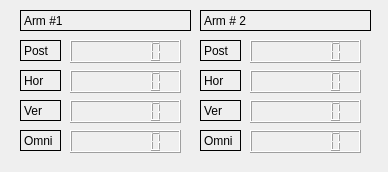
This is MultiDue2/dialog.ui in lanpham09/Sensors as Qt 5 draws it before an edit. The edited form follows.
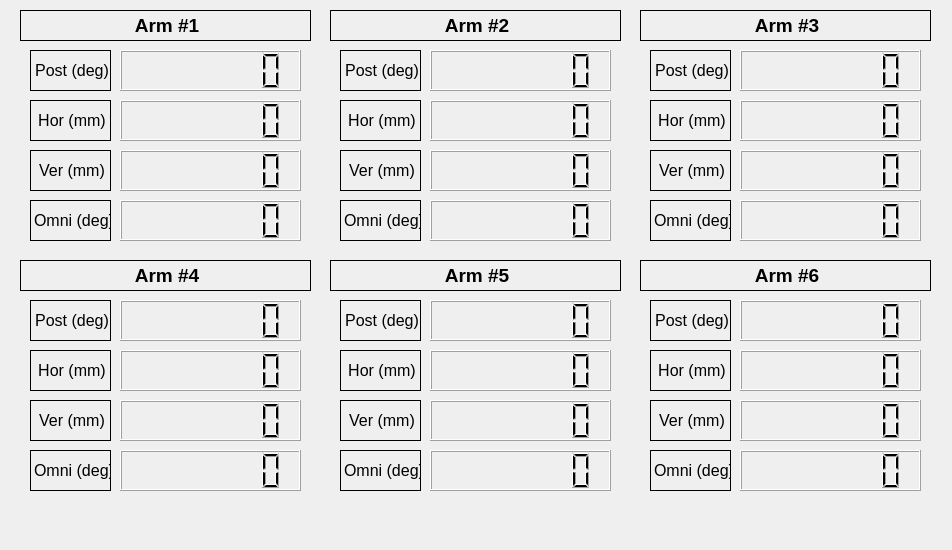
This is the edited form.

What changed in the file:
```diff
--- a/MultiDue2/dialog.ui
+++ b/MultiDue2/dialog.ui
@@ -6,68 +6,20 @@
    <rect>
     <x>0</x>
     <y>0</y>
-    <width>388</width>
-    <height>172</height>
+    <width>952</width>
+    <height>550</height>
    </rect>
   </property>
   <property name="windowTitle">
    <string>Dialog</string>
   </property>
-  <widget class="QLCDNumber" name="Ver_lcdNumber_2">
-   <property name="geometry">
-    <rect>
-     <x>250</x>
-     <y>100</y>
-     <width>111</width>
-     <height>23</height>
-    </rect>
-   </property>
-   <property name="frameShape">
-    <enum>QFrame::Box</enum>
-   </property>
-   <property name="digitCount">
-    <number>7</number>
-   </property>
-  </widget>
-  <widget class="QLCDNumber" name="Omni_lcdNumber_2">
-   <property name="geometry">
-    <rect>
-     <x>250</x>
-     <y>130</y>
-     <width>111</width>
-     <height>23</height>
-    </rect>
-   </property>
-   <property name="frameShape">
-    <enum>QFrame::Box</enum>
-   </property>
-   <property name="digitCount">
-    <number>7</number>
-   </property>
-  </widget>
-  <widget class="QLabel" name="Post_Label_2">
-   <property name="geometry">
-    <rect>
-     <x>200</x>
-     <y>40</y>
-     <width>41</width>
-     <height>21</height>
-    </rect>
-   </property>
-   <property name="frameShape">
-    <enum>QFrame::Box</enum>
-   </property>
-   <property name="text">
-    <string>Post</string>
-   </property>
-  </widget>
   <widget class="QLCDNumber" name="Omni_lcdNumber">
    <property name="geometry">
     <rect>
-     <x>70</x>
-     <y>130</y>
-     <width>111</width>
-     <height>23</height>
+     <x>120</x>
+     <y>200</y>
+     <width>181</width>
+     <height>41</height>
     </rect>
    </property>
    <property name="frameShape">
@@ -80,42 +32,10 @@
   <widget class="QLCDNumber" name="Ver_lcdNumber">
    <property name="geometry">
     <rect>
-     <x>70</x>
-     <y>100</y>
-     <width>111</width>
-     <height>23</height>
-    </rect>
-   </property>
-   <property name="frameShape">
-    <enum>QFrame::Box</enum>
-   </property>
-   <property name="digitCount">
-    <number>7</number>
-   </property>
-  </widget>
-  <widget class="QLabel" name="Ver_Label_2">
-   <property name="geometry">
-    <rect>
-     <x>200</x>
-     <y>100</y>
-     <width>41</width>
-     <height>21</height>
-    </rect>
-   </property>
-   <property name="frameShape">
-    <enum>QFrame::Box</enum>
-   </property>
-   <property name="text">
-    <string>Ver</string>
-   </property>
-  </widget>
-  <widget class="QLCDNumber" name="Post_lcdNumber_2">
-   <property name="geometry">
-    <rect>
-     <x>250</x>
-     <y>40</y>
-     <width>111</width>
-     <height>23</height>
+     <x>120</x>
+     <y>150</y>
+     <width>181</width>
+     <height>41</height>
     </rect>
    </property>
    <property name="frameShape">
@@ -128,81 +48,49 @@
   <widget class="QLabel" name="Omni_Label">
    <property name="geometry">
     <rect>
-     <x>20</x>
-     <y>130</y>
-     <width>41</width>
-     <height>21</height>
+     <x>30</x>
+     <y>200</y>
+     <width>81</width>
+     <height>41</height>
     </rect>
    </property>
    <property name="frameShape">
     <enum>QFrame::Box</enum>
    </property>
    <property name="text">
-    <string>Omni</string>
+    <string>&lt;html&gt;&lt;head/&gt;&lt;body&gt;&lt;p align=&quot;center&quot;&gt;&lt;span style=&quot; font-size:12pt;&quot;&gt;Omni (deg)&lt;/span&gt;&lt;/p&gt;&lt;/body&gt;&lt;/html&gt;</string>
    </property>
   </widget>
   <widget class="QLabel" name="Post_Label">
    <property name="geometry">
     <rect>
-     <x>20</x>
-     <y>40</y>
-     <width>41</width>
-     <height>21</height>
+     <x>30</x>
+     <y>50</y>
+     <width>81</width>
+     <height>41</height>
     </rect>
    </property>
    <property name="frameShape">
     <enum>QFrame::Box</enum>
    </property>
    <property name="text">
-    <string>Post</string>
-   </property>
-  </widget>
-  <widget class="QLCDNumber" name="Hor_lcdNumber_2">
-   <property name="geometry">
-    <rect>
-     <x>250</x>
-     <y>70</y>
-     <width>111</width>
-     <height>23</height>
-    </rect>
-   </property>
-   <property name="frameShape">
-    <enum>QFrame::Box</enum>
-   </property>
-   <property name="digitCount">
-    <number>7</number>
-   </property>
-  </widget>
-  <widget class="QLabel" name="Omni_Label_2">
-   <property name="geometry">
-    <rect>
-     <x>200</x>
-     <y>130</y>
-     <width>41</width>
-     <height>21</height>
-    </rect>
-   </property>
-   <property name="frameShape">
-    <enum>QFrame::Box</enum>
-   </property>
-   <property name="text">
-    <string>Omni</string>
+    <string>&lt;html&gt;&lt;head/&gt;&lt;body&gt;&lt;p align=&quot;center&quot;&gt;&lt;span style=&quot; font-size:12pt;&quot;&gt;Post (deg)&lt;/span&gt;&lt;/p&gt;&lt;/body&gt;&lt;/html&gt;</string>
    </property>
   </widget>
   <widget class="QLabel" name="Ver_Label">
    <property name="geometry">
     <rect>
-     <x>20</x>
-     <y>100</y>
-     <width>41</width>
-     <height>21</height>
+     <x>30</x>
+     <y>150</y>
+     <width>81</width>
+     <height>41</height>
     </rect>
    </property>
    <property name="frameShape">
     <enum>QFrame::Box</enum>
    </property>
    <property name="text">
-    <string>Ver</string>
+    <string>&lt;html&gt;&lt;head/&gt;&lt;body&gt;&lt;p align=&quot;center&quot;&gt;&lt;span style=&quot; font-size:12pt;&quot;&gt;Ver (mm)&lt;/span&gt;&lt;/p&gt;&lt;/body&gt;&lt;/html&gt;</string>
    </property>
   </widget>
   <widget class="QLabel" name="DueNumber">
@@ -210,40 +98,40 @@
     <rect>
      <x>20</x>
      <y>10</y>
-     <width>171</width>
-     <height>21</height>
+     <width>291</width>
+     <height>31</height>
     </rect>
    </property>
    <property name="frameShape">
     <enum>QFrame::Box</enum>
    </property>
    <property name="text">
-    <string>Arm #1</string>
+    <string>&lt;html&gt;&lt;head/&gt;&lt;body&gt;&lt;p align=&quot;center&quot;&gt;&lt;span style=&quot; font-size:14pt; font-weight:600;&quot;&gt;Arm #1&lt;/span&gt;&lt;/p&gt;&lt;/body&gt;&lt;/html&gt;</string>
    </property>
   </widget>
   <widget class="QLabel" name="Hor_Label">
    <property name="geometry">
     <rect>
-     <x>20</x>
-     <y>70</y>
-     <width>41</width>
-     <height>21</height>
+     <x>30</x>
+     <y>100</y>
+     <width>81</width>
+     <height>41</height>
     </rect>
    </property>
    <property name="frameShape">
     <enum>QFrame::Box</enum>
    </property>
    <property name="text">
-    <string>Hor</string>
+    <string>&lt;html&gt;&lt;head/&gt;&lt;body&gt;&lt;p align=&quot;center&quot;&gt;&lt;span style=&quot; font-size:12pt;&quot;&gt;Hor (mm)&lt;/span&gt;&lt;/p&gt;&lt;/body&gt;&lt;/html&gt;</string>
    </property>
   </widget>
   <widget class="QLCDNumber" name="Post_lcdNumber">
    <property name="geometry">
     <rect>
-     <x>70</x>
-     <y>40</y>
-     <width>111</width>
-     <height>23</height>
+     <x>120</x>
+     <y>50</y>
+     <width>181</width>
+     <height>41</height>
     </rect>
    </property>
    <property name="frameShape">
@@ -256,10 +144,10 @@
   <widget class="QLCDNumber" name="Hor_lcdNumber">
    <property name="geometry">
     <rect>
-     <x>70</x>
-     <y>70</y>
-     <width>111</width>
-     <height>23</height>
+     <x>120</x>
+     <y>100</y>
+     <width>181</width>
+     <height>41</height>
     </rect>
    </property>
    <property name="frameShape">
@@ -269,36 +157,724 @@
     <number>7</number>
    </property>
   </widget>
-  <widget class="QLabel" name="DueNumber2">
+  <widget class="QLCDNumber" name="Hor_lcdNumber_2">
    <property name="geometry">
     <rect>
-     <x>200</x>
+     <x>430</x>
+     <y>100</y>
+     <width>181</width>
+     <height>41</height>
+    </rect>
+   </property>
+   <property name="frameShape">
+    <enum>QFrame::Box</enum>
+   </property>
+   <property name="digitCount">
+    <number>7</number>
+   </property>
+  </widget>
+  <widget class="QLabel" name="Post_Label_2">
+   <property name="geometry">
+    <rect>
+     <x>340</x>
+     <y>50</y>
+     <width>81</width>
+     <height>41</height>
+    </rect>
+   </property>
+   <property name="frameShape">
+    <enum>QFrame::Box</enum>
+   </property>
+   <property name="text">
+    <string>&lt;html&gt;&lt;head/&gt;&lt;body&gt;&lt;p align=&quot;center&quot;&gt;&lt;span style=&quot; font-size:12pt;&quot;&gt;Post (deg)&lt;/span&gt;&lt;/p&gt;&lt;/body&gt;&lt;/html&gt;</string>
+   </property>
+  </widget>
+  <widget class="QLabel" name="DueNumber_2">
+   <property name="geometry">
+    <rect>
+     <x>330</x>
      <y>10</y>
-     <width>171</width>
-     <height>21</height>
+     <width>291</width>
+     <height>31</height>
     </rect>
    </property>
    <property name="frameShape">
     <enum>QFrame::Box</enum>
    </property>
    <property name="text">
-    <string>Arm # 2</string>
+    <string>&lt;html&gt;&lt;head/&gt;&lt;body&gt;&lt;p align=&quot;center&quot;&gt;&lt;span style=&quot; font-size:14pt; font-weight:600;&quot;&gt;Arm #2&lt;/span&gt;&lt;/p&gt;&lt;/body&gt;&lt;/html&gt;</string>
+   </property>
+  </widget>
+  <widget class="QLCDNumber" name="Ver_lcdNumber_2">
+   <property name="geometry">
+    <rect>
+     <x>430</x>
+     <y>150</y>
+     <width>181</width>
+     <height>41</height>
+    </rect>
+   </property>
+   <property name="frameShape">
+    <enum>QFrame::Box</enum>
+   </property>
+   <property name="digitCount">
+    <number>7</number>
+   </property>
+  </widget>
+  <widget class="QLabel" name="Ver_Label_2">
+   <property name="geometry">
+    <rect>
+     <x>340</x>
+     <y>150</y>
+     <width>81</width>
+     <height>41</height>
+    </rect>
+   </property>
+   <property name="frameShape">
+    <enum>QFrame::Box</enum>
+   </property>
+   <property name="text">
+    <string>&lt;html&gt;&lt;head/&gt;&lt;body&gt;&lt;p align=&quot;center&quot;&gt;&lt;span style=&quot; font-size:12pt;&quot;&gt;Ver (mm)&lt;/span&gt;&lt;/p&gt;&lt;/body&gt;&lt;/html&gt;</string>
+   </property>
+  </widget>
+  <widget class="QLabel" name="Omni_Label_2">
+   <property name="geometry">
+    <rect>
+     <x>340</x>
+     <y>200</y>
+     <width>81</width>
+     <height>41</height>
+    </rect>
+   </property>
+   <property name="frameShape">
+    <enum>QFrame::Box</enum>
+   </property>
+   <property name="text">
+    <string>&lt;html&gt;&lt;head/&gt;&lt;body&gt;&lt;p align=&quot;center&quot;&gt;&lt;span style=&quot; font-size:12pt;&quot;&gt;Omni (deg)&lt;/span&gt;&lt;/p&gt;&lt;/body&gt;&lt;/html&gt;</string>
    </property>
   </widget>
   <widget class="QLabel" name="Hor_Label_2">
    <property name="geometry">
     <rect>
-     <x>200</x>
-     <y>70</y>
-     <width>41</width>
-     <height>21</height>
+     <x>340</x>
+     <y>100</y>
+     <width>81</width>
+     <height>41</height>
     </rect>
    </property>
    <property name="frameShape">
     <enum>QFrame::Box</enum>
    </property>
    <property name="text">
-    <string>Hor</string>
+    <string>&lt;html&gt;&lt;head/&gt;&lt;body&gt;&lt;p align=&quot;center&quot;&gt;&lt;span style=&quot; font-size:12pt;&quot;&gt;Hor (mm)&lt;/span&gt;&lt;/p&gt;&lt;/body&gt;&lt;/html&gt;</string>
+   </property>
+  </widget>
+  <widget class="QLCDNumber" name="Omni_lcdNumber_2">
+   <property name="geometry">
+    <rect>
+     <x>430</x>
+     <y>200</y>
+     <width>181</width>
+     <height>41</height>
+    </rect>
+   </property>
+   <property name="frameShape">
+    <enum>QFrame::Box</enum>
+   </property>
+   <property name="digitCount">
+    <number>7</number>
+   </property>
+  </widget>
+  <widget class="QLCDNumber" name="Post_lcdNumber_2">
+   <property name="geometry">
+    <rect>
+     <x>430</x>
+     <y>50</y>
+     <width>181</width>
+     <height>41</height>
+    </rect>
+   </property>
+   <property name="frameShape">
+    <enum>QFrame::Box</enum>
+   </property>
+   <property name="digitCount">
+    <number>7</number>
+   </property>
+  </widget>
+  <widget class="QLabel" name="Omni_Label_3">
+   <property name="geometry">
+    <rect>
+     <x>650</x>
+     <y>200</y>
+     <width>81</width>
+     <height>41</height>
+    </rect>
+   </property>
+   <property name="frameShape">
+    <enum>QFrame::Box</enum>
+   </property>
+   <property name="text">
+    <string>&lt;html&gt;&lt;head/&gt;&lt;body&gt;&lt;p align=&quot;center&quot;&gt;&lt;span style=&quot; font-size:12pt;&quot;&gt;Omni (deg)&lt;/span&gt;&lt;/p&gt;&lt;/body&gt;&lt;/html&gt;</string>
+   </property>
+  </widget>
+  <widget class="QLCDNumber" name="Omni_lcdNumber_3">
+   <property name="geometry">
+    <rect>
+     <x>740</x>
+     <y>200</y>
+     <width>181</width>
+     <height>41</height>
+    </rect>
+   </property>
+   <property name="frameShape">
+    <enum>QFrame::Box</enum>
+   </property>
+   <property name="digitCount">
+    <number>7</number>
+   </property>
+  </widget>
+  <widget class="QLabel" name="Post_Label_3">
+   <property name="geometry">
+    <rect>
+     <x>650</x>
+     <y>50</y>
+     <width>81</width>
+     <height>41</height>
+    </rect>
+   </property>
+   <property name="frameShape">
+    <enum>QFrame::Box</enum>
+   </property>
+   <property name="text">
+    <string>&lt;html&gt;&lt;head/&gt;&lt;body&gt;&lt;p align=&quot;center&quot;&gt;&lt;span style=&quot; font-size:12pt;&quot;&gt;Post (deg)&lt;/span&gt;&lt;/p&gt;&lt;/body&gt;&lt;/html&gt;</string>
+   </property>
+  </widget>
+  <widget class="QLCDNumber" name="Ver_lcdNumber_3">
+   <property name="geometry">
+    <rect>
+     <x>740</x>
+     <y>150</y>
+     <width>181</width>
+     <height>41</height>
+    </rect>
+   </property>
+   <property name="frameShape">
+    <enum>QFrame::Box</enum>
+   </property>
+   <property name="digitCount">
+    <number>7</number>
+   </property>
+  </widget>
+  <widget class="QLabel" name="DueNumber_3">
+   <property name="geometry">
+    <rect>
+     <x>640</x>
+     <y>10</y>
+     <width>291</width>
+     <height>31</height>
+    </rect>
+   </property>
+   <property name="frameShape">
+    <enum>QFrame::Box</enum>
+   </property>
+   <property name="text">
+    <string>&lt;html&gt;&lt;head/&gt;&lt;body&gt;&lt;p align=&quot;center&quot;&gt;&lt;span style=&quot; font-size:14pt; font-weight:600;&quot;&gt;Arm #3&lt;/span&gt;&lt;/p&gt;&lt;/body&gt;&lt;/html&gt;</string>
+   </property>
+  </widget>
+  <widget class="QLabel" name="Hor_Label_3">
+   <property name="geometry">
+    <rect>
+     <x>650</x>
+     <y>100</y>
+     <width>81</width>
+     <height>41</height>
+    </rect>
+   </property>
+   <property name="frameShape">
+    <enum>QFrame::Box</enum>
+   </property>
+   <property name="text">
+    <string>&lt;html&gt;&lt;head/&gt;&lt;body&gt;&lt;p align=&quot;center&quot;&gt;&lt;span style=&quot; font-size:12pt;&quot;&gt;Hor (mm)&lt;/span&gt;&lt;/p&gt;&lt;/body&gt;&lt;/html&gt;</string>
+   </property>
+  </widget>
+  <widget class="QLabel" name="Ver_Label_3">
+   <property name="geometry">
+    <rect>
+     <x>650</x>
+     <y>150</y>
+     <width>81</width>
+     <height>41</height>
+    </rect>
+   </property>
+   <property name="frameShape">
+    <enum>QFrame::Box</enum>
+   </property>
+   <property name="text">
+    <string>&lt;html&gt;&lt;head/&gt;&lt;body&gt;&lt;p align=&quot;center&quot;&gt;&lt;span style=&quot; font-size:12pt;&quot;&gt;Ver (mm)&lt;/span&gt;&lt;/p&gt;&lt;/body&gt;&lt;/html&gt;</string>
+   </property>
+  </widget>
+  <widget class="QLCDNumber" name="Hor_lcdNumber_3">
+   <property name="geometry">
+    <rect>
+     <x>740</x>
+     <y>100</y>
+     <width>181</width>
+     <height>41</height>
+    </rect>
+   </property>
+   <property name="frameShape">
+    <enum>QFrame::Box</enum>
+   </property>
+   <property name="digitCount">
+    <number>7</number>
+   </property>
+  </widget>
+  <widget class="QLCDNumber" name="Post_lcdNumber_3">
+   <property name="geometry">
+    <rect>
+     <x>740</x>
+     <y>50</y>
+     <width>181</width>
+     <height>41</height>
+    </rect>
+   </property>
+   <property name="frameShape">
+    <enum>QFrame::Box</enum>
+   </property>
+   <property name="digitCount">
+    <number>7</number>
+   </property>
+  </widget>
+  <widget class="QLCDNumber" name="Hor_lcdNumber_4">
+   <property name="geometry">
+    <rect>
+     <x>120</x>
+     <y>350</y>
+     <width>181</width>
+     <height>41</height>
+    </rect>
+   </property>
+   <property name="frameShape">
+    <enum>QFrame::Box</enum>
+   </property>
+   <property name="digitCount">
+    <number>7</number>
+   </property>
+  </widget>
+  <widget class="QLCDNumber" name="Omni_lcdNumber_5">
+   <property name="geometry">
+    <rect>
+     <x>430</x>
+     <y>450</y>
+     <width>181</width>
+     <height>41</height>
+    </rect>
+   </property>
+   <property name="frameShape">
+    <enum>QFrame::Box</enum>
+   </property>
+   <property name="digitCount">
+    <number>7</number>
+   </property>
+  </widget>
+  <widget class="QLCDNumber" name="Ver_lcdNumber_4">
+   <property name="geometry">
+    <rect>
+     <x>120</x>
+     <y>400</y>
+     <width>181</width>
+     <height>41</height>
+    </rect>
+   </property>
+   <property name="frameShape">
+    <enum>QFrame::Box</enum>
+   </property>
+   <property name="digitCount">
+    <number>7</number>
+   </property>
+  </widget>
+  <widget class="QLabel" name="Post_Label_4">
+   <property name="geometry">
+    <rect>
+     <x>30</x>
+     <y>300</y>
+     <width>81</width>
+     <height>41</height>
+    </rect>
+   </property>
+   <property name="frameShape">
+    <enum>QFrame::Box</enum>
+   </property>
+   <property name="text">
+    <string>&lt;html&gt;&lt;head/&gt;&lt;body&gt;&lt;p align=&quot;center&quot;&gt;&lt;span style=&quot; font-size:12pt;&quot;&gt;Post (deg)&lt;/span&gt;&lt;/p&gt;&lt;/body&gt;&lt;/html&gt;</string>
+   </property>
+  </widget>
+  <widget class="QLCDNumber" name="Post_lcdNumber_6">
+   <property name="geometry">
+    <rect>
+     <x>740</x>
+     <y>300</y>
+     <width>181</width>
+     <height>41</height>
+    </rect>
+   </property>
+   <property name="frameShape">
+    <enum>QFrame::Box</enum>
+   </property>
+   <property name="digitCount">
+    <number>7</number>
+   </property>
+  </widget>
+  <widget class="QLabel" name="Ver_Label_4">
+   <property name="geometry">
+    <rect>
+     <x>30</x>
+     <y>400</y>
+     <width>81</width>
+     <height>41</height>
+    </rect>
+   </property>
+   <property name="frameShape">
+    <enum>QFrame::Box</enum>
+   </property>
+   <property name="text">
+    <string>&lt;html&gt;&lt;head/&gt;&lt;body&gt;&lt;p align=&quot;center&quot;&gt;&lt;span style=&quot; font-size:12pt;&quot;&gt;Ver (mm)&lt;/span&gt;&lt;/p&gt;&lt;/body&gt;&lt;/html&gt;</string>
+   </property>
+  </widget>
+  <widget class="QLCDNumber" name="Post_lcdNumber_4">
+   <property name="geometry">
+    <rect>
+     <x>120</x>
+     <y>300</y>
+     <width>181</width>
+     <height>41</height>
+    </rect>
+   </property>
+   <property name="frameShape">
+    <enum>QFrame::Box</enum>
+   </property>
+   <property name="digitCount">
+    <number>7</number>
+   </property>
+  </widget>
+  <widget class="QLabel" name="Hor_Label_5">
+   <property name="geometry">
+    <rect>
+     <x>340</x>
+     <y>350</y>
+     <width>81</width>
+     <height>41</height>
+    </rect>
+   </property>
+   <property name="frameShape">
+    <enum>QFrame::Box</enum>
+   </property>
+   <property name="text">
+    <string>&lt;html&gt;&lt;head/&gt;&lt;body&gt;&lt;p align=&quot;center&quot;&gt;&lt;span style=&quot; font-size:12pt;&quot;&gt;Hor (mm)&lt;/span&gt;&lt;/p&gt;&lt;/body&gt;&lt;/html&gt;</string>
+   </property>
+  </widget>
+  <widget class="QLabel" name="DueNumber_4">
+   <property name="geometry">
+    <rect>
+     <x>20</x>
+     <y>260</y>
+     <width>291</width>
+     <height>31</height>
+    </rect>
+   </property>
+   <property name="frameShape">
+    <enum>QFrame::Box</enum>
+   </property>
+   <property name="text">
+    <string>&lt;html&gt;&lt;head/&gt;&lt;body&gt;&lt;p align=&quot;center&quot;&gt;&lt;span style=&quot; font-size:14pt; font-weight:600;&quot;&gt;Arm #4&lt;/span&gt;&lt;/p&gt;&lt;/body&gt;&lt;/html&gt;</string>
+   </property>
+  </widget>
+  <widget class="QLabel" name="Ver_Label_5">
+   <property name="geometry">
+    <rect>
+     <x>340</x>
+     <y>400</y>
+     <width>81</width>
+     <height>41</height>
+    </rect>
+   </property>
+   <property name="frameShape">
+    <enum>QFrame::Box</enum>
+   </property>
+   <property name="text">
+    <string>&lt;html&gt;&lt;head/&gt;&lt;body&gt;&lt;p align=&quot;center&quot;&gt;&lt;span style=&quot; font-size:12pt;&quot;&gt;Ver (mm)&lt;/span&gt;&lt;/p&gt;&lt;/body&gt;&lt;/html&gt;</string>
+   </property>
+  </widget>
+  <widget class="QLCDNumber" name="Hor_lcdNumber_5">
+   <property name="geometry">
+    <rect>
+     <x>430</x>
+     <y>350</y>
+     <width>181</width>
+     <height>41</height>
+    </rect>
+   </property>
+   <property name="frameShape">
+    <enum>QFrame::Box</enum>
+   </property>
+   <property name="digitCount">
+    <number>7</number>
+   </property>
+  </widget>
+  <widget class="QLCDNumber" name="Post_lcdNumber_5">
+   <property name="geometry">
+    <rect>
+     <x>430</x>
+     <y>300</y>
+     <width>181</width>
+     <height>41</height>
+    </rect>
+   </property>
+   <property name="frameShape">
+    <enum>QFrame::Box</enum>
+   </property>
+   <property name="digitCount">
+    <number>7</number>
+   </property>
+  </widget>
+  <widget class="QLabel" name="Ver_Label_6">
+   <property name="geometry">
+    <rect>
+     <x>650</x>
+     <y>400</y>
+     <width>81</width>
+     <height>41</height>
+    </rect>
+   </property>
+   <property name="frameShape">
+    <enum>QFrame::Box</enum>
+   </property>
+   <property name="text">
+    <string>&lt;html&gt;&lt;head/&gt;&lt;body&gt;&lt;p align=&quot;center&quot;&gt;&lt;span style=&quot; font-size:12pt;&quot;&gt;Ver (mm)&lt;/span&gt;&lt;/p&gt;&lt;/body&gt;&lt;/html&gt;</string>
+   </property>
+  </widget>
+  <widget class="QLabel" name="Post_Label_6">
+   <property name="geometry">
+    <rect>
+     <x>650</x>
+     <y>300</y>
+     <width>81</width>
+     <height>41</height>
+    </rect>
+   </property>
+   <property name="frameShape">
+    <enum>QFrame::Box</enum>
+   </property>
+   <property name="text">
+    <string>&lt;html&gt;&lt;head/&gt;&lt;body&gt;&lt;p align=&quot;center&quot;&gt;&lt;span style=&quot; font-size:12pt;&quot;&gt;Post (deg)&lt;/span&gt;&lt;/p&gt;&lt;/body&gt;&lt;/html&gt;</string>
+   </property>
+  </widget>
+  <widget class="QLCDNumber" name="Ver_lcdNumber_6">
+   <property name="geometry">
+    <rect>
+     <x>740</x>
+     <y>400</y>
+     <width>181</width>
+     <height>41</height>
+    </rect>
+   </property>
+   <property name="frameShape">
+    <enum>QFrame::Box</enum>
+   </property>
+   <property name="digitCount">
+    <number>7</number>
+   </property>
+  </widget>
+  <widget class="QLCDNumber" name="Ver_lcdNumber_5">
+   <property name="geometry">
+    <rect>
+     <x>430</x>
+     <y>400</y>
+     <width>181</width>
+     <height>41</height>
+    </rect>
+   </property>
+   <property name="frameShape">
+    <enum>QFrame::Box</enum>
+   </property>
+   <property name="digitCount">
+    <number>7</number>
+   </property>
+  </widget>
+  <widget class="QLabel" name="Post_Label_5">
+   <property name="geometry">
+    <rect>
+     <x>340</x>
+     <y>300</y>
+     <width>81</width>
+     <height>41</height>
+    </rect>
+   </property>
+   <property name="frameShape">
+    <enum>QFrame::Box</enum>
+   </property>
+   <property name="text">
+    <string>&lt;html&gt;&lt;head/&gt;&lt;body&gt;&lt;p align=&quot;center&quot;&gt;&lt;span style=&quot; font-size:12pt;&quot;&gt;Post (deg)&lt;/span&gt;&lt;/p&gt;&lt;/body&gt;&lt;/html&gt;</string>
+   </property>
+  </widget>
+  <widget class="QLCDNumber" name="Hor_lcdNumber_6">
+   <property name="geometry">
+    <rect>
+     <x>740</x>
+     <y>350</y>
+     <width>181</width>
+     <height>41</height>
+    </rect>
+   </property>
+   <property name="frameShape">
+    <enum>QFrame::Box</enum>
+   </property>
+   <property name="digitCount">
+    <number>7</number>
+   </property>
+  </widget>
+  <widget class="QLabel" name="DueNumber_5">
+   <property name="geometry">
+    <rect>
+     <x>330</x>
+     <y>260</y>
+     <width>291</width>
+     <height>31</height>
+    </rect>
+   </property>
+   <property name="frameShape">
+    <enum>QFrame::Box</enum>
+   </property>
+   <property name="text">
+    <string>&lt;html&gt;&lt;head/&gt;&lt;body&gt;&lt;p align=&quot;center&quot;&gt;&lt;span style=&quot; font-size:14pt; font-weight:600;&quot;&gt;Arm #5&lt;/span&gt;&lt;/p&gt;&lt;/body&gt;&lt;/html&gt;</string>
+   </property>
+  </widget>
+  <widget class="QLCDNumber" name="Omni_lcdNumber_4">
+   <property name="geometry">
+    <rect>
+     <x>120</x>
+     <y>450</y>
+     <width>181</width>
+     <height>41</height>
+    </rect>
+   </property>
+   <property name="frameShape">
+    <enum>QFrame::Box</enum>
+   </property>
+   <property name="digitCount">
+    <number>7</number>
+   </property>
+  </widget>
+  <widget class="QLabel" name="DueNumber_6">
+   <property name="geometry">
+    <rect>
+     <x>640</x>
+     <y>260</y>
+     <width>291</width>
+     <height>31</height>
+    </rect>
+   </property>
+   <property name="frameShape">
+    <enum>QFrame::Box</enum>
+   </property>
+   <property name="text">
+    <string>&lt;html&gt;&lt;head/&gt;&lt;body&gt;&lt;p align=&quot;center&quot;&gt;&lt;span style=&quot; font-size:14pt; font-weight:600;&quot;&gt;Arm #6&lt;/span&gt;&lt;/p&gt;&lt;/body&gt;&lt;/html&gt;</string>
+   </property>
+  </widget>
+  <widget class="QLabel" name="Omni_Label_6">
+   <property name="geometry">
+    <rect>
+     <x>650</x>
+     <y>450</y>
+     <width>81</width>
+     <height>41</height>
+    </rect>
+   </property>
+   <property name="frameShape">
+    <enum>QFrame::Box</enum>
+   </property>
+   <property name="text">
+    <string>&lt;html&gt;&lt;head/&gt;&lt;body&gt;&lt;p align=&quot;center&quot;&gt;&lt;span style=&quot; font-size:12pt;&quot;&gt;Omni (deg)&lt;/span&gt;&lt;/p&gt;&lt;/body&gt;&lt;/html&gt;</string>
+   </property>
+  </widget>
+  <widget class="QLabel" name="Omni_Label_5">
+   <property name="geometry">
+    <rect>
+     <x>340</x>
+     <y>450</y>
+     <width>81</width>
+     <height>41</height>
+    </rect>
+   </property>
+   <property name="frameShape">
+    <enum>QFrame::Box</enum>
+   </property>
+   <property name="text">
+    <string>&lt;html&gt;&lt;head/&gt;&lt;body&gt;&lt;p align=&quot;center&quot;&gt;&lt;span style=&quot; font-size:12pt;&quot;&gt;Omni (deg)&lt;/span&gt;&lt;/p&gt;&lt;/body&gt;&lt;/html&gt;</string>
+   </property>
+  </widget>
+  <widget class="QLabel" name="Hor_Label_6">
+   <property name="geometry">
+    <rect>
+     <x>650</x>
+     <y>350</y>
+     <width>81</width>
+     <height>41</height>
+    </rect>
+   </property>
+   <property name="frameShape">
+    <enum>QFrame::Box</enum>
+   </property>
+   <property name="text">
+    <string>&lt;html&gt;&lt;head/&gt;&lt;body&gt;&lt;p align=&quot;center&quot;&gt;&lt;span style=&quot; font-size:12pt;&quot;&gt;Hor (mm)&lt;/span&gt;&lt;/p&gt;&lt;/body&gt;&lt;/html&gt;</string>
+   </property>
+  </widget>
+  <widget class="QLabel" name="Omni_Label_4">
+   <property name="geometry">
+    <rect>
+     <x>30</x>
+     <y>450</y>
+     <width>81</width>
+     <height>41</height>
+    </rect>
+   </property>
+   <property name="frameShape">
+    <enum>QFrame::Box</enum>
+   </property>
+   <property name="text">
+    <string>&lt;html&gt;&lt;head/&gt;&lt;body&gt;&lt;p align=&quot;center&quot;&gt;&lt;span style=&quot; font-size:12pt;&quot;&gt;Omni (deg)&lt;/span&gt;&lt;/p&gt;&lt;/body&gt;&lt;/html&gt;</string>
+   </property>
+  </widget>
+  <widget class="QLCDNumber" name="Omni_lcdNumber_6">
+   <property name="geometry">
+    <rect>
+     <x>740</x>
+     <y>450</y>
+     <width>181</width>
+     <height>41</height>
+    </rect>
+   </property>
+   <property name="frameShape">
+    <enum>QFrame::Box</enum>
+   </property>
+   <property name="digitCount">
+    <number>7</number>
+   </property>
+  </widget>
+  <widget class="QLabel" name="Hor_Label_4">
+   <property name="geometry">
+    <rect>
+     <x>30</x>
+     <y>350</y>
+     <width>81</width>
+     <height>41</height>
+    </rect>
+   </property>
+   <property name="frameShape">
+    <enum>QFrame::Box</enum>
+   </property>
+   <property name="text">
+    <string>&lt;html&gt;&lt;head/&gt;&lt;body&gt;&lt;p align=&quot;center&quot;&gt;&lt;span style=&quot; font-size:12pt;&quot;&gt;Hor (mm)&lt;/span&gt;&lt;/p&gt;&lt;/body&gt;&lt;/html&gt;</string>
    </property>
   </widget>
  </widget>
```
